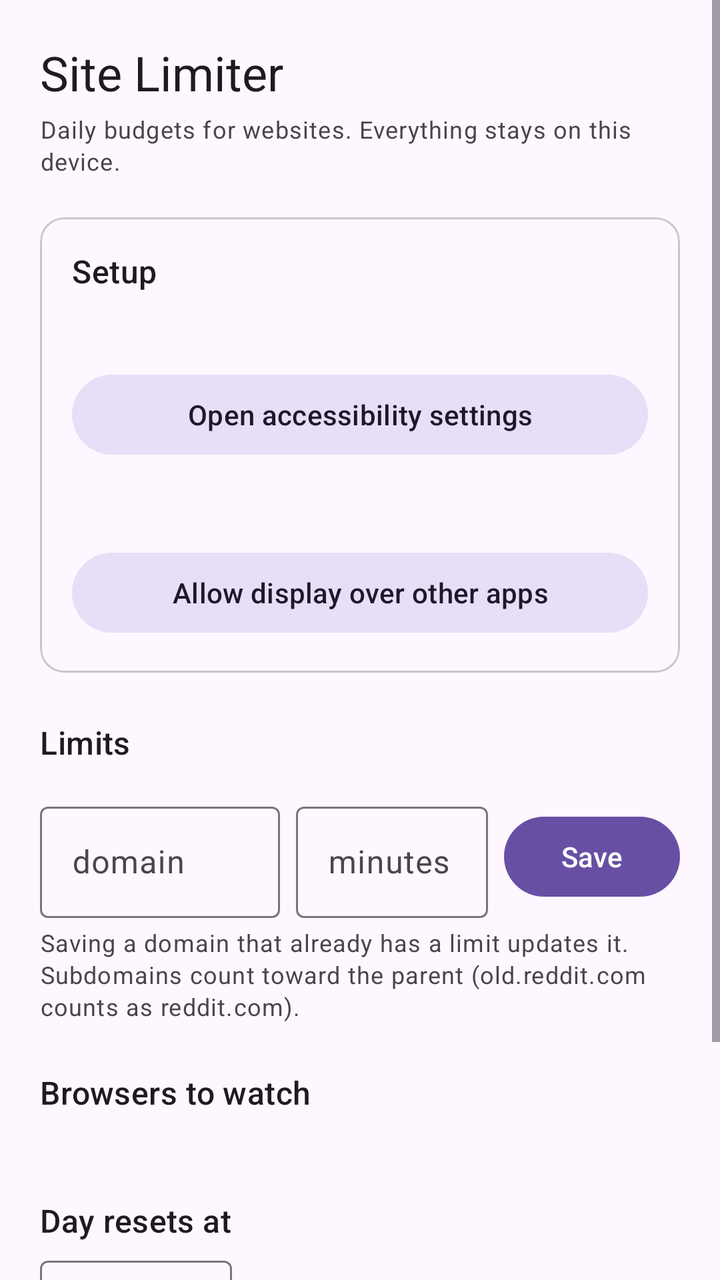
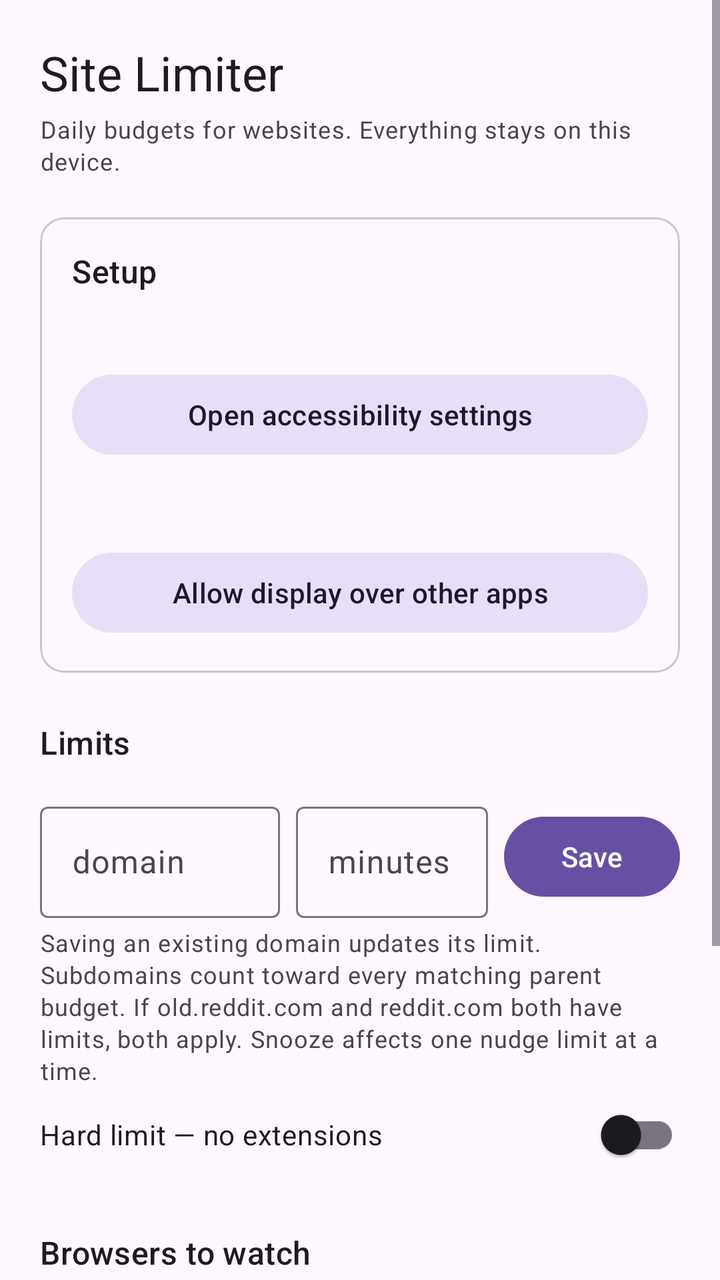

Screens rendered from an Android XML layout before and after an edit, with the pre-edit source and the edit as a unified diff.
<!-- AndroidManifest.xml: application theme Theme.SiteLimiter -->
<!-- res/layout/activity_main.xml -->
<?xml version="1.0" encoding="utf-8"?>
<ScrollView xmlns:android="http://schemas.android.com/apk/res/android"
    xmlns:app="http://schemas.android.com/apk/res-auto"
    android:layout_width="match_parent"
    android:layout_height="match_parent"
    android:fillViewport="true">

    <LinearLayout
        android:layout_width="match_parent"
        android:layout_height="wrap_content"
        android:orientation="vertical"
        android:padding="20dp">

        <TextView
            android:layout_width="wrap_content"
            android:layout_height="wrap_content"
            android:text="@string/app_name"
            android:textAppearance="?attr/textAppearanceHeadlineSmall" />

        <TextView
            android:layout_width="match_parent"
            android:layout_height="wrap_content"
            android:layout_marginTop="4dp"
            android:text="Daily budgets for websites. Everything stays on this device."
            android:textAppearance="?attr/textAppearanceBodySmall" />

        
        <com.google.android.material.card.MaterialCardView
            android:layout_width="match_parent"
            android:layout_height="wrap_content"
            android:layout_marginTop="20dp"
            app:cardCornerRadius="12dp">

            <LinearLayout
                android:layout_width="match_parent"
                android:layout_height="wrap_content"
                android:orientation="vertical"
                android:padding="16dp">

                <TextView
                    android:layout_width="wrap_content"
                    android:layout_height="wrap_content"
                    android:text="Setup"
                    android:textAppearance="?attr/textAppearanceTitleMedium" />

                <TextView
                    android:id="@+id/statusAccessibility"
                    android:layout_width="match_parent"
                    android:layout_height="wrap_content"
                    android:layout_marginTop="12dp"
                    android:textAppearance="?attr/textAppearanceBodyMedium" />

                <com.google.android.material.button.MaterialButton
                    android:id="@+id/btnAccessibility"
                    style="@style/Widget.Material3.Button.TonalButton"
                    android:layout_width="match_parent"
                    android:layout_height="wrap_content"
                    android:layout_marginTop="6dp"
                    android:text="Open accessibility settings" />

                <TextView
                    android:id="@+id/statusOverlay"
                    android:layout_width="match_parent"
                    android:layout_height="wrap_content"
                    android:layout_marginTop="16dp"
                    android:textAppearance="?attr/textAppearanceBodyMedium" />

                <com.google.android.material.button.MaterialButton
                    android:id="@+id/btnOverlay"
                    style="@style/Widget.Material3.Button.TonalButton"
                    android:layout_width="match_parent"
                    android:layout_height="wrap_content"
                    android:layout_marginTop="6dp"
                    android:text="Allow display over other apps" />
            </LinearLayout>
        </com.google.android.material.card.MaterialCardView>

        
        <TextView
            android:layout_width="wrap_content"
            android:layout_height="wrap_content"
            android:layout_marginTop="24dp"
            android:text="Limits"
            android:textAppearance="?attr/textAppearanceTitleMedium" />

        <LinearLayout
            android:id="@+id/rulesContainer"
            android:layout_width="match_parent"
            android:layout_height="wrap_content"
            android:layout_marginTop="4dp"
            android:orientation="vertical" />

        <LinearLayout
            android:layout_width="match_parent"
            android:layout_height="wrap_content"
            android:layout_marginTop="12dp"
            android:baselineAligned="false"
            android:orientation="horizontal">

            <com.google.android.material.textfield.TextInputLayout
                android:layout_width="0dp"
                android:layout_height="wrap_content"
                android:layout_weight="1"
                android:hint="domain">

                <com.google.android.material.textfield.TextInputEditText
                    android:id="@+id/inputDomain"
                    android:layout_width="match_parent"
                    android:layout_height="wrap_content"
                    android:inputType="textUri"
                    android:maxLines="1" />
            </com.google.android.material.textfield.TextInputLayout>

            <com.google.android.material.textfield.TextInputLayout
                android:layout_width="96dp"
                android:layout_height="wrap_content"
                android:layout_marginStart="8dp"
                android:hint="minutes">

                <com.google.android.material.textfield.TextInputEditText
                    android:id="@+id/inputMinutes"
                    android:layout_width="match_parent"
                    android:layout_height="wrap_content"
                    android:inputType="number"
                    android:maxLines="1" />
            </com.google.android.material.textfield.TextInputLayout>

            <com.google.android.material.button.MaterialButton
                android:id="@+id/btnAdd"
                android:layout_width="wrap_content"
                android:layout_height="wrap_content"
                android:layout_gravity="center_vertical"
                android:layout_marginStart="8dp"
                android:text="Save" />
        </LinearLayout>

        <TextView
            android:layout_width="match_parent"
            android:layout_height="wrap_content"
            android:layout_marginTop="4dp"
            android:text="Saving a domain that already has a limit updates it. Subdomains count toward the parent (old.reddit.com counts as reddit.com)."
            android:textAppearance="?attr/textAppearanceBodySmall" />

        
        <TextView
            android:layout_width="wrap_content"
            android:layout_height="wrap_content"
            android:layout_marginTop="24dp"
            android:text="Browsers to watch"
            android:textAppearance="?attr/textAppearanceTitleMedium" />

        <TextView
            android:id="@+id/browsersWarning"
            android:layout_width="match_parent"
            android:layout_height="wrap_content"
            android:layout_marginTop="2dp"
            android:textAppearance="?attr/textAppearanceBodySmall" />

        <LinearLayout
            android:id="@+id/browsersContainer"
            android:layout_width="match_parent"
            android:layout_height="wrap_content"
            android:orientation="vertical" />

        
        <TextView
            android:layout_width="wrap_content"
            android:layout_height="wrap_content"
            android:layout_marginTop="24dp"
            android:text="Day resets at"
            android:textAppearance="?attr/textAppearanceTitleMedium" />

        <LinearLayout
            android:layout_width="match_parent"
            android:layout_height="wrap_content"
            android:layout_marginTop="4dp"
            android:baselineAligned="false"
            android:gravity="center_vertical"
            android:orientation="horizontal">

            <com.google.android.material.textfield.TextInputLayout
                android:layout_width="96dp"
                android:layout_height="wrap_content"
                android:hint="hour">

                <com.google.android.material.textfield.TextInputEditText
                    android:id="@+id/inputResetHour"
                    android:layout_width="match_parent"
                    android:layout_height="wrap_content"
                    android:inputType="number"
                    android:maxLines="1" />
            </com.google.android.material.textfield.TextInputLayout>

            <TextView
                android:layout_width="wrap_content"
                android:layout_height="wrap_content"
                android:layout_marginStart="8dp"
                android:text=":00 local  (0 = midnight, 4 = 4am)" />
        </LinearLayout>

        <com.google.android.material.button.MaterialButton
            android:id="@+id/btnSaveResetHour"
            style="@style/Widget.Material3.Button.TextButton"
            android:layout_width="wrap_content"
            android:layout_height="wrap_content"
            android:text="Save reset hour" />

        <View
            android:layout_width="match_parent"
            android:layout_height="32dp" />
    </LinearLayout>
</ScrollView>
<!-- resources referenced by this layout -->
<resources>
  <string name="app_name">Site Limiter</string>
  <style name="Theme.SiteLimiter" parent="Theme.Material3.DayNight.NoActionBar" />
</resources>

<!-- the commit's change to res/layout/activity_main.xml (unified diff, before → after) -->
@@ -138,8 +138,14 @@
             android:layout_width="match_parent"
             android:layout_height="wrap_content"
             android:layout_marginTop="4dp"
-            android:text="Saving a domain that already has a limit updates it. Subdomains count toward the parent (old.reddit.com counts as reddit.com)."
+            android:text="Saving an existing domain updates its limit. Subdomains count toward every matching parent budget. If old.reddit.com and reddit.com both have limits, both apply. Snooze affects one nudge limit at a time."
             android:textAppearance="?attr/textAppearanceBodySmall" />
+
+        <com.google.android.material.switchmaterial.SwitchMaterial
+            android:id="@+id/inputHardLimit"
+            android:layout_width="match_parent"
+            android:layout_height="wrap_content"
+            android:text="Hard limit — no extensions" />
 
         
         <TextView
@@ -208,5 +214,21 @@
         <View
             android:layout_width="match_parent"
             android:layout_height="32dp" />
+        <TextView
+            android:id="@+id/pendingChangesText"
+            android:layout_width="match_parent"
+            android:layout_height="wrap_content"
+            android:layout_marginTop="16dp"
+            android:textAppearance="?attr/textAppearanceBodyMedium"
+            android:visibility="gone" />
+
+        <com.google.android.material.button.MaterialButton
+            android:id="@+id/btnCancelPendingChanges"
+            style="@style/Widget.Material3.Button.TextButton"
+            android:layout_width="wrap_content"
+            android:layout_height="wrap_content"
+            android:text="Cancel scheduled changes"
+            android:visibility="gone" />
+
     </LinearLayout>
 </ScrollView>
